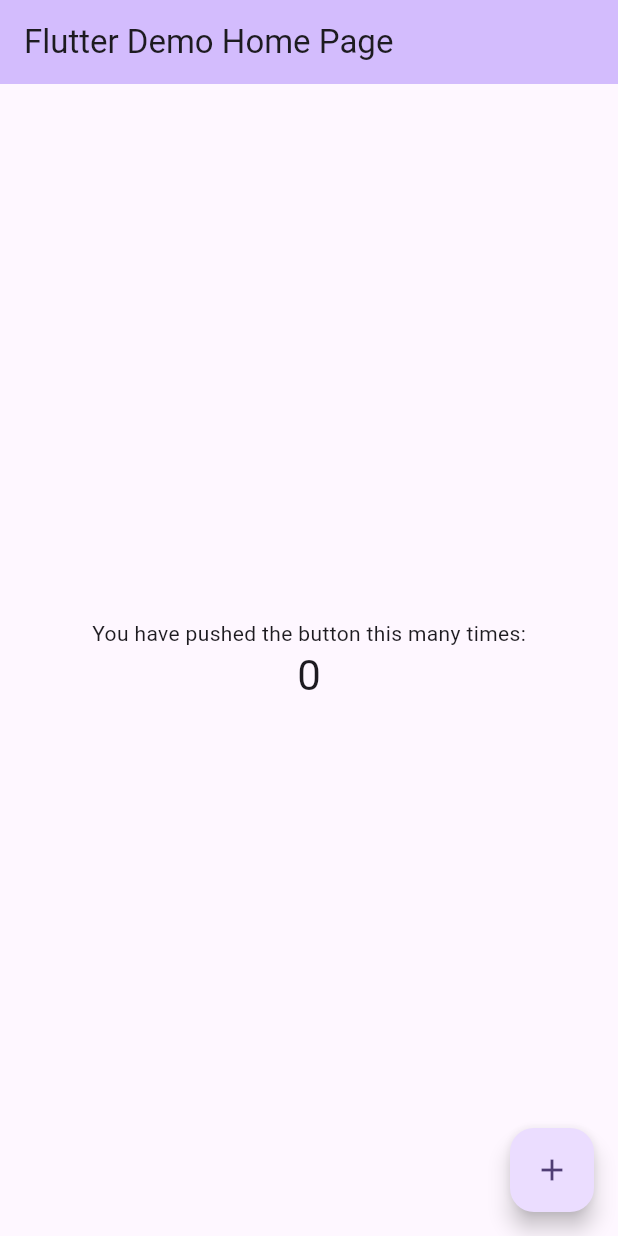
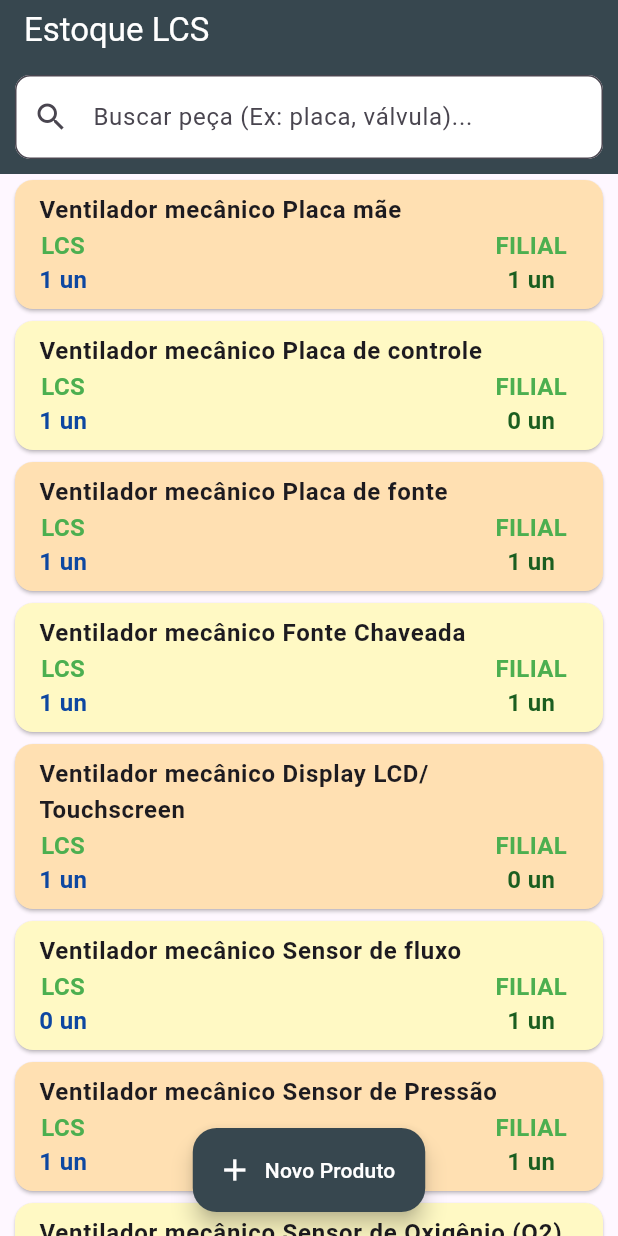
Before and after one commit to Helio-Paulo/lcs, a Flutter app: the screen it shows after launch, on a phone screen of 412 x 824 dp. Run offline on Flutter 3.47's test engine with Material 3 defaults, Android fonts, the phone set to English and light mode, and no system bars.

Commit message:
Adicionado  Botão + Novo Produto e barra de  Buscar produto

```diff
--- a/lib/main.dart
+++ b/lib/main.dart
@@ -1,121 +1,215 @@
 import 'package:flutter/material.dart';
 
-void main() {
-  runApp(const MyApp());
-}
+void main() => runApp(const MyApp());
 
 class MyApp extends StatelessWidget {
   const MyApp({super.key});
-
-  // This widget is the root of your application.
   @override
   Widget build(BuildContext context) {
     return MaterialApp(
-      title: 'Flutter Demo',
-      theme: ThemeData(
-        // This is the theme of your application.
-        //
-        // TRY THIS: Try running your application with "flutter run". You'll see
-        // the application has a purple toolbar. Then, without quitting the app,
-        // try changing the seedColor in the colorScheme below to Colors.green
-        // and then invoke "hot reload" (save your changes or press the "hot
-        // reload" button in a Flutter-supported IDE, or press "r" if you used
-        // the command line to start the app).
-        //
-        // Notice that the counter didn't reset back to zero; the application
-        // state is not lost during the reload. To reset the state, use hot
-        // restart instead.
-        //
-        // This works for code too, not just values: Most code changes can be
-        // tested with just a hot reload.
-        colorScheme: .fromSeed(seedColor: Colors.deepPurple),
-      ),
-      home: const MyHomePage(title: 'Flutter Demo Home Page'),
+      debugShowCheckedModeBanner: false,
+      theme: ThemeData(primarySwatch: Colors.blueGrey, useMaterial3: true),
+      home: const EstoqueScreen(),
     );
   }
 }
 
-class MyHomePage extends StatefulWidget {
-  const MyHomePage({super.key, required this.title});
+class EstoqueScreen extends StatefulWidget {
+  const EstoqueScreen({super.key});
+  @override
+  State<EstoqueScreen> createState() => _EstoqueScreenState();
+}
 
-  // This widget is the home page of your application. It is stateful, meaning
-  // that it has a State object (defined below) that contains fields that affect
-  // how it looks.
+class _EstoqueScreenState extends State<EstoqueScreen> {
+  final List<Map<String, dynamic>> _todosProdutos = [
+    {'nome': 'Ventilador mecânico Placa mãe', 'LCS': 1, 'filial': 1},
+    {'nome': 'Ventilador mecânico Placa de controle', 'LCS': 1, 'filial': 0},
+    {'nome': 'Ventilador mecânico Placa de fonte', 'LCS': 1, 'filial': 1},
+    {'nome': 'Ventilador mecânico Fonte Chaveada', 'LCS': 1, 'filial': 1},
+    {'nome': 'Ventilador mecânico Display LCD/Touchscreen', 'LCS': 1, 'filial': 0},
+    {'nome': 'Ventilador mecânico Sensor de fluxo', 'LCS': 0, 'filial': 1},
+    {'nome': 'Ventilador mecânico Sensor de Pressão', 'LCS': 1, 'filial': 1},
+    {'nome': 'Ventilador mecânico Sensor de Oxigênio (O2)', 'LCS': 1, 'filial': 1},
+    {'nome': 'Ventilador mecânico Válvula Proporcional', 'LCS': 1, 'filial': 1},
+    {'nome': 'Ventilador mecânico Válvula Solenoide', 'LCS': 1, 'filial': 1},
+    {'nome': 'Ventilador mecânico Turbina/Compressor', 'LCS': 1, 'filial': 1},
+    {'nome': 'Ventilador mecânico Bateria Interna', 'LCS': 1, 'filial': 1},
+    {'nome': 'Ventilador mecânico Módulo de Alarme', 'LCS': 1, 'filial': 1},
+    {'nome': 'Ventilador mecânico Filtro Bacteriano', 'LCS': 1, 'filial': 1},
+    {'nome': 'Ventilador mecânico Circuito Respiratório', 'LCS': 1, 'filial': 1},
+  ];
 
-  // This class is the configuration for the state. It holds the values (in this
-  // case the title) provided by the parent (in this case the App widget) and
-  // used by the build method of the State. Fields in a Widget subclass are
-  // always marked "final".
+  // Função de busca que ignora acentos e maiúsculas
+  String _removerAcentos(String texto) {
+    var comAcento = 'ÀÁÂÃÄÅàáâãäåÈÉÊËèéêëÌÍÎÏìíîïÒÓÔÕÖØòóôõöøÙÚÛÜùúûüÇçÑñ';
+    var semAcento = 'AAAAAAaaaaaaEEEEeeeeIIIIiiiiOOOOOOooooooUUUUuuuuCcNn';
 
-  final String title;
+    String str = texto;
+    for (int i = 0; i < comAcento.length; i++) {
+      str = str.replaceAll(comAcento[i], semAcento[i]);
+    }
+    return str.toLowerCase();
+  }
+
+  List<Map<String, dynamic>> _produtosExibidos = [];
 
   @override
-  State<MyHomePage> createState() => _MyHomePageState();
-}
+  void initState() {
+    _produtosExibidos = _todosProdutos;
+    super.initState();
+  }
 
-class _MyHomePageState extends State<MyHomePage> {
-  int _counter = 0;
-
-  void _incrementCounter() {
+  void _filtrarProdutos(String query) {
     setState(() {
-      // This call to setState tells the Flutter framework that something has
-      // changed in this State, which causes it to rerun the build method below
-      // so that the display can reflect the updated values. If we changed
-      // _counter without calling setState(), then the build method would not be
-      // called again, and so nothing would appear to happen.
-      _counter++;
+      _produtosExibidos = _todosProdutos.where((p) {
+        final nomeProduto = _removerAcentos(p['nome']);
+        final buscaUsuario = _removerAcentos(query);
+        return nomeProduto.contains(buscaUsuario);
+      }).toList();
     });
   }
 
   @override
   Widget build(BuildContext context) {
-    // This method is rerun every time setState is called, for instance as done
-    // by the _incrementCounter method above.
-    //
-    // The Flutter framework has been optimized to make rerunning build methods
-    // fast, so that you can just rebuild anything that needs updating rather
-    // than having to individually change instances of widgets.
     return Scaffold(
       appBar: AppBar(
-        // TRY THIS: Try changing the color here to a specific color (to
-        // Colors.amber, perhaps?) and trigger a hot reload to see the AppBar
-        // change color while the other colors stay the same.
-        backgroundColor: Theme.of(context).colorScheme.inversePrimary,
-        // Here we take the value from the MyHomePage object that was created by
-        // the App.build method, and use it to set our appbar title.
-        title: Text(widget.title),
+        title: const Text('Estoque LCS'),
+        backgroundColor: Colors.blueGrey[800],
+        foregroundColor: Colors.white,
+        bottom: PreferredSize(
+          preferredSize: const Size.fromHeight(60),
+          child: Padding(
+            padding: const EdgeInsets.all(10.0),
+            child: TextField(
+              onChanged: (value) => _filtrarProdutos(value),
+              decoration: InputDecoration(
+                hintText: 'Buscar peça (Ex: placa, válvula)...',
+                prefixIcon: const Icon(Icons.search),
+                fillColor: Colors.white,
+                filled: true,
+                border: OutlineInputBorder(borderRadius: BorderRadius.circular(10)),
+              ),
+            ),
+          ),
+        ),
       ),
-      body: Center(
-        // Center is a layout widget. It takes a single child and positions it
-        // in the middle of the parent.
+      body: ListView.builder(
+        itemCount: _produtosExibidos.length + 1,
+        itemBuilder: (context, index) {
+          if (index == _produtosExibidos.length) return const SizedBox(height: 80);
+
+          final p = _produtosExibidos[index];
+          final Color corFundo = index % 2 == 0 ? Colors.orange[100]! : Colors.yellow[100]!;
+
+          return Card(
+            color: corFundo,
+            margin: const EdgeInsets.symmetric(horizontal: 10, vertical: 4),
+            child: ListTile(
+              title: Text(p['nome'], style: const TextStyle(fontWeight: FontWeight.bold)),
+              subtitle: Row(
+                mainAxisAlignment: MainAxisAlignment.spaceBetween,
+                children: [
+                  _infoEstoque('LCS', p['LCS'], Colors.blue[900]!),
+                  _infoEstoque('FILIAL', p['filial'], Colors.green[900]!),
+                ],
+              ),
+            ),
+          );
+        },
+      ),
+      floatingActionButtonLocation: FloatingActionButtonLocation.centerFloat,
+      floatingActionButton: FloatingActionButton.extended(
+        backgroundColor: Colors.blueGrey[800],
+        foregroundColor: Colors.white,
+        onPressed: () async {
+          final resultado = await Navigator.push(
+            context,
+            MaterialPageRoute(builder: (context) => const CadastroProdutoScreen()),
+          );
+          if (resultado != null) {
+            setState(() {
+              _todosProdutos.add(resultado);
+              _produtosExibidos = List.from(_todosProdutos);
+            });
+          }
+        },
+        icon: const Icon(Icons.add),
+        label: const Text("Novo Produto"),
+      ),
+    );
+  }
+
+  Widget _infoEstoque(String label, int qtd, Color cor) {
+    return Column(
+      children: [
+        Text(label, style: const TextStyle(fontSize: 16, fontWeight: FontWeight.bold, color: Colors.green)),
+        Text('$qtd un', style: TextStyle(fontSize: 16, fontWeight: FontWeight.bold, color: cor)),
+      ],
+    );
+  }
+}
+
+class CadastroProdutoScreen extends StatefulWidget {
+  const CadastroProdutoScreen({super.key});
+  @override
+  State<CadastroProdutoScreen> createState() => _CadastroProdutoScreenState();
+}
+
+class _CadastroProdutoScreenState extends State<CadastroProdutoScreen> {
+  final _nomeController = TextEditingController();
+  final _lcsController = TextEditingController();
+  final _filialController = TextEditingController();
+
+  void _salvar() {
+    if (_nomeController.text.isEmpty) return;
+    final novo = {
+      'nome': _nomeController.text,
+      'LCS': int.tryParse(_lcsController.text) ?? 0,
+      'filial': int.tryParse(_filialController.text) ?? 0,
+    };
+    Navigator.pop(context, novo);
+  }
+
+  @override
+  Widget build(BuildContext context) {
+    return Scaffold(
+      appBar: AppBar(
+        title: const Text('Cadastrar Peça'),
+        backgroundColor: Colors.blueGrey[800],
+        foregroundColor: Colors.white,
+      ),
+      body: Padding(
+        padding: const EdgeInsets.all(16.0),
         child: Column(
-          // Column is also a layout widget. It takes a list of children and
-          // arranges them vertically. By default, it sizes itself to fit its
-          // children horizontally, and tries to be as tall as its parent.
-          //
-          // Column has various properties to control how it sizes itself and
-          // how it positions its children. Here we use mainAxisAlignment to
-          // center the children vertically; the main axis here is the vertical
-          // axis because Columns are vertical (the cross axis would be
-          // horizontal).
-          //
-          // TRY THIS: Invoke "debug painting" (choose the "Toggle Debug Paint"
-          // action in the IDE, or press "p" in the console), to see the
-          // wireframe for each widget.
-          mainAxisAlignment: .center,
           children: [
-            const Text('You have pushed the button this many times:'),
-            Text(
-              '$_counter',
-              style: Theme.of(context).textTheme.headlineMedium,
+            TextField(
+              controller: _nomeController,
+              decoration: const InputDecoration(labelText: 'Nome da Peça'),
             ),
+            const SizedBox(height: 10),
+            TextField(
+              controller: _lcsController,
+              keyboardType: TextInputType.number,
+              decoration: const InputDecoration(labelText: 'Quantidade LCS'),
+            ),
+            const SizedBox(height: 10),
+            TextField(
+              controller: _filialController,
+              keyboardType: TextInputType.number,
+              decoration: const InputDecoration(labelText: 'Quantidade Filial'),
+            ),
+            const SizedBox(height: 30),
+            ElevatedButton(
+              onPressed: _salvar,
+              style: ElevatedButton.styleFrom(
+                minimumSize: const Size.fromHeight(50),
+                backgroundColor: Colors.blueGrey[800],
+                foregroundColor: Colors.white,
+              ),
+              child: const Text('SALVAR NO ESTOQUE'),
+            )
           ],
         ),
-      ),
-      floatingActionButton: FloatingActionButton(
-        onPressed: _incrementCounter,
-        tooltip: 'Increment',
-        child: const Icon(Icons.add),
       ),
     );
   }
--- /dev/null
+++ b/lib/models/produto.dart
@@ -0,0 +1,11 @@
+class Produto {
+  final String nome;
+  final int estoqueLCS;
+  final int estoqueFilial;
+
+  Produto({
+    required this.nome,
+    required this.estoqueLCS,
+    required this.estoqueFilial,
+  });
+}
```
